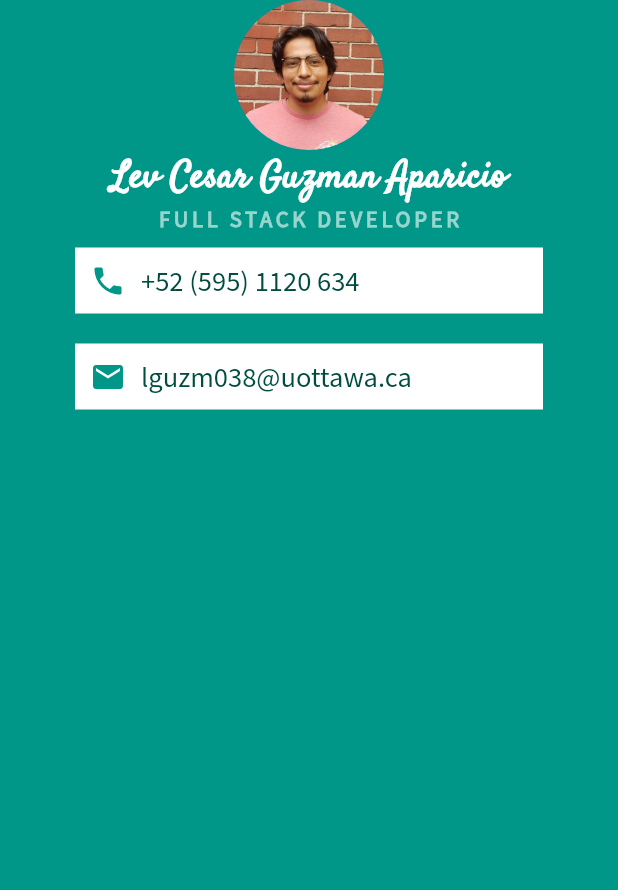
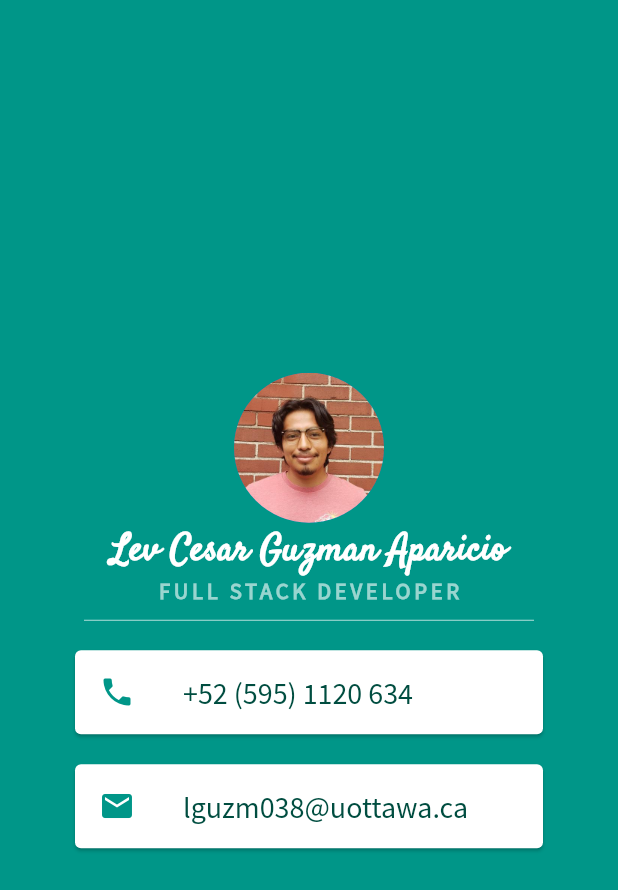
Before and after one commit to Lievi77/FlutterStuff, a Flutter app: the screen it shows after launch, on a phone screen of 412 x 824 dp. Shown: the top 890 px of the screen. Run offline on Flutter 3.47's test engine with Material 2 defaults, Android fonts, the phone set to English and light mode, and no system bars.

Commit message:
Minor Cosmetic Changes

```diff
--- a/mi_card_flutter/lib/main.dart
+++ b/mi_card_flutter/lib/main.dart
@@ -18,6 +18,7 @@ class MiCard extends StatelessWidget {
         body: SafeArea(
           //scaffold needs a body attribute
           child: Column(
+            mainAxisAlignment: MainAxisAlignment.center,
             children: <Widget>[
               CircleAvatar(
                 radius: 50,
@@ -41,55 +42,47 @@ class MiCard extends StatelessWidget {
                     fontWeight: FontWeight.bold,
                     letterSpacing: 2.5),
               ),
-              Container(
+              SizedBox(
+                  height: 20.0,
+                  width: 300.0,
+                  child: Divider(color: Colors.teal.shade100)),
+              Card(
                 color: Colors.white,
-                padding: EdgeInsets.all(10.0),
+                // padding: EdgeInsets.all(10.0),
                 margin: EdgeInsets.symmetric(
                   vertical: 10.0,
                   horizontal: 50.0,
                 ),
-                child: Row(
-                  children: <Widget>[
-                    Icon(
-                      Icons.phone,
-                      color: Colors.teal,
-                    ),
-                    SizedBox(
-                        width:
-                            10.0), //sizedbox used to separate the icon from the text
-                    Text(
-                      "+52 (595) 1120 634",
+                child: ListTile(
+                  leading: Icon(Icons.phone, color: Colors.teal),
+                  title: Text("+52 (595) 1120 634",
                       style: TextStyle(
+                          fontSize: 20.0,
                           color: Colors.teal.shade900,
-                          fontFamily: "Source Sans Pro",
-                          fontSize: 19.0),
-                    ),
-                  ],
+                          fontFamily: "Source Sans Pro")),
                 ),
               ),
-              Container(
+              Card(
                 color: Colors.white,
-                  padding: EdgeInsets.all(10.0),
+                //padding: EdgeInsets.all(10.0),
                 margin: EdgeInsets.symmetric(
                   vertical: 10.0,
                   horizontal: 50.0,
                 ),
-                  child: Row(
-                    children: <Widget>[
-                      Icon(
+                child: ListTile(
+                  leading: Icon(
                     Icons.email,
                     color: Colors.teal,
                   ),
-                      SizedBox(width: 10.0),
-                      Text(
+                  title: Text(
                     "lguzm038@uottawa.ca",
                     style: TextStyle(
+                        fontSize: 20.0,
                         color: Colors.teal.shade900,
-                            fontFamily: "Source Sans Pro",
-                            fontSize: 19.0),
-                      )
-                    ],
-                  )),
+                        fontFamily: "Source Sans Pro"),
+                  ),
+                ),
+              ),
             ],
           ),
         ),
@@ -199,3 +192,20 @@ class Chapter6Challenge extends StatelessWidget {
     );
   }
 }
+
+//Row(
+//children: <Widget>[
+//Icon(
+//Icons.email,
+//color: Colors.teal,
+//),
+//SizedBox(width: 10.0),
+//Text(
+//"lguzm038@uottawa.ca",
+//style: TextStyle(
+//color: Colors.teal.shade900,
+//fontFamily: "Source Sans Pro",
+//fontSize: 19.0),
+//)
+//],
+//),
```
Also changed, not shown: 3 other files. Lines whose indentation alone changed are shown as unchanged.
